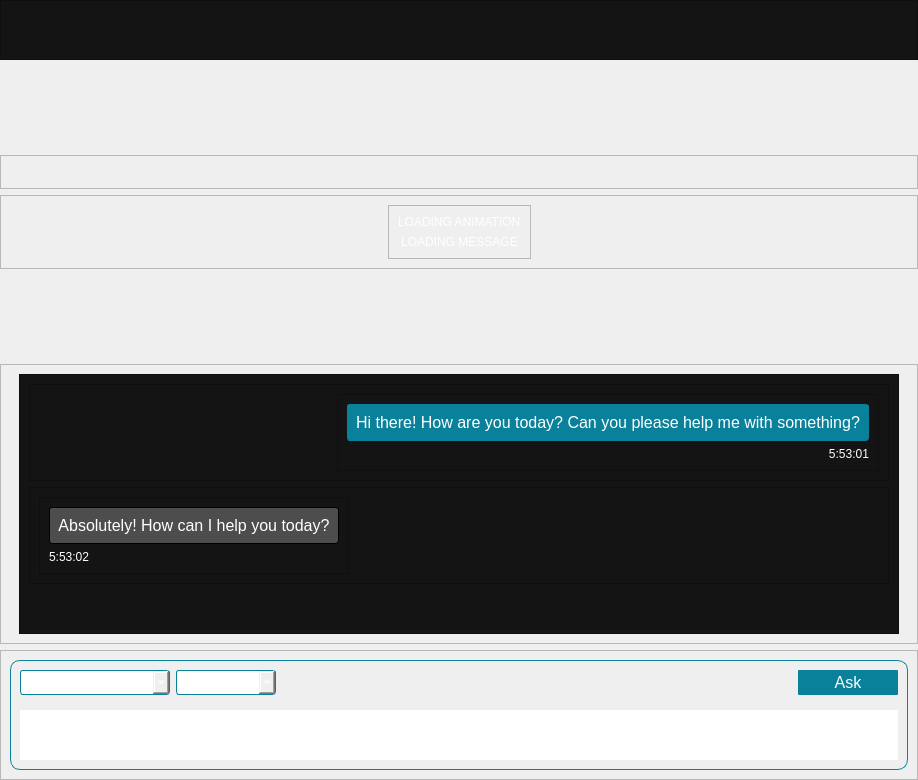
amd/gaia, file interface/form.ui: the form before one commit.
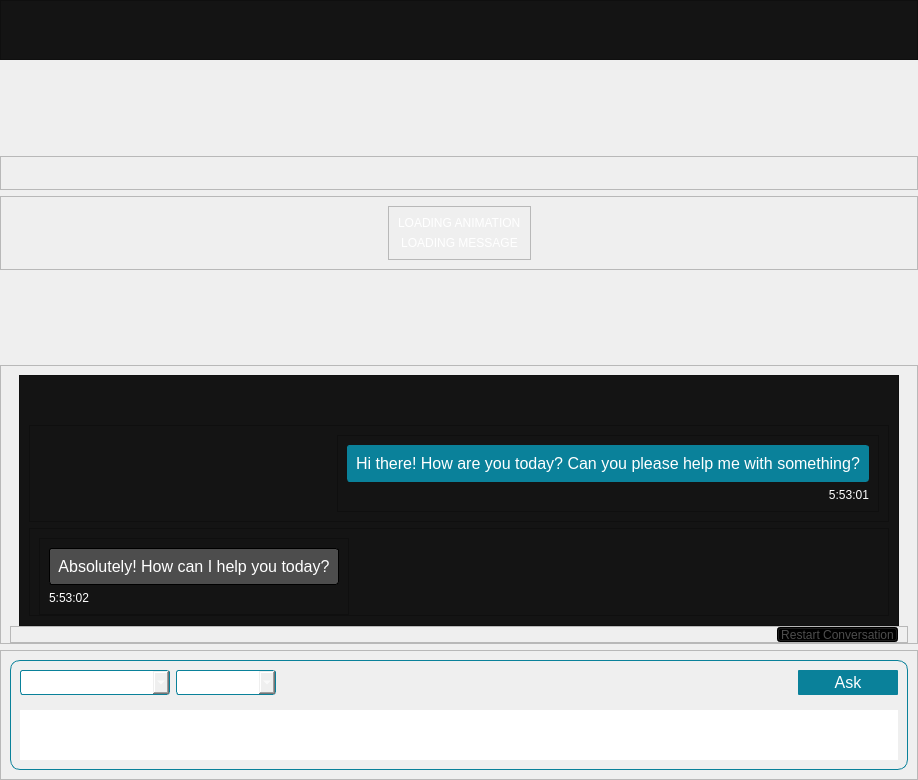
The form after the commit. Icons and pictures are not drawn.

Commit message: Restarting conversation on a click

```diff
--- a/interface/form.ui
+++ b/interface/form.ui
@@ -269,6 +269,12 @@
       <enum>QFrame::Raised</enum>
      </property>
      <layout class="QVBoxLayout" name="verticalLayout_5">
+      <property name="spacing">
+       <number>0</number>
+      </property>
+      <property name="bottomMargin">
+       <number>0</number>
+      </property>
       <item>
        <widget class="QScrollArea" name="scrollArea">
         <property name="styleSheet">
@@ -306,7 +312,7 @@
            <x>0</x>
            <y>0</y>
            <width>898</width>
-           <height>251</height>
+           <height>249</height>
           </rect>
          </property>
          <layout class="QVBoxLayout" name="verticalLayout_6">
@@ -331,6 +337,22 @@
              <enum>QFrame::Raised</enum>
             </property>
             <layout class="QVBoxLayout" name="boardLayout">
+             <property name="bottomMargin">
+              <number>9</number>
+             </property>
+             <item>
+              <spacer name="verticalSpacer">
+               <property name="orientation">
+                <enum>Qt::Vertical</enum>
+               </property>
+               <property name="sizeHint" stdset="0">
+                <size>
+                 <width>20</width>
+                 <height>40</height>
+                </size>
+               </property>
+              </spacer>
+             </item>
              <item>
               <widget class="QFrame" name="sampleCard_1">
                <property name="frameShape">
@@ -415,6 +437,9 @@
                 <enum>QFrame::Raised</enum>
                </property>
                <layout class="QHBoxLayout" name="horizontalLayout_5">
+                <property name="bottomMargin">
+                 <number>0</number>
+                </property>
                 <item>
                  <widget class="QFrame" name="frame_7">
                   <property name="frameShape">
@@ -481,19 +506,6 @@
                </layout>
               </widget>
              </item>
-             <item>
-              <spacer name="verticalSpacer">
-               <property name="orientation">
-                <enum>Qt::Vertical</enum>
-               </property>
-               <property name="sizeHint" stdset="0">
-                <size>
-                 <width>20</width>
-                 <height>40</height>
-                </size>
-               </property>
-              </spacer>
-             </item>
             </layout>
            </widget>
           </item>
@@ -501,6 +513,84 @@
         </widget>
        </widget>
       </item>
+      <item>
+       <widget class="QFrame" name="frame">
+        <property name="styleSheet">
+         <string notr="true"/>
+        </property>
+        <property name="frameShape">
+         <enum>QFrame::StyledPanel</enum>
+        </property>
+        <property name="frameShadow">
+         <enum>QFrame::Raised</enum>
+        </property>
+        <layout class="QHBoxLayout" name="horizontalLayout_7">
+         <property name="topMargin">
+          <number>0</number>
+         </property>
+         <property name="bottomMargin">
+          <number>0</number>
+         </property>
+         <item>
+          <spacer name="horizontalSpacer_7">
+           <property name="orientation">
+            <enum>Qt::Horizontal</enum>
+           </property>
+           <property name="sizeHint" stdset="0">
+            <size>
+             <width>40</width>
+             <height>0</height>
+            </size>
+           </property>
+          </spacer>
+         </item>
+         <item>
+          <widget class="QPushButton" name="restart">
+           <property name="maximumSize">
+            <size>
+             <width>16777215</width>
+             <height>15</height>
+            </size>
+           </property>
+           <property name="font">
+            <font>
+             <pointsize>9</pointsize>
+            </font>
+           </property>
+           <property name="styleSheet">
+            <string notr="true">QPushButton {
+    color: rgb(77, 77, 77);
+     border-color: rgb(0, 0, 0); 
+    background-color: rgb(0, 0, 0); 
+    border-color: rgb(0, 0, 0); 
+    qproperty-icon: url(&quot;:/img/refresh.png&quot;);
+}
+
+QPushButton:hover {
+    color: rgb(255, 255, 255); 
+    background-color: rgb(0, 0, 0);
+    border-color: rgb(0, 0, 0); 
+}
+</string>
+           </property>
+           <property name="text">
+            <string>Restart Conversation</string>
+           </property>
+           <property name="icon">
+            <iconset resource="resource.qrc">
+             <normaloff>:/img/refresh.png</normaloff>:/img/refresh.png</iconset>
+           </property>
+           <property name="iconSize">
+            <size>
+             <width>16</width>
+             <height>11</height>
+            </size>
+           </property>
+          </widget>
+         </item>
+        </layout>
+       </widget>
+      </item>
      </layout>
     </widget>
    </item>
@@ -532,6 +622,9 @@
       <enum>QFrame::Raised</enum>
      </property>
      <layout class="QVBoxLayout" name="verticalLayout">
+      <property name="topMargin">
+       <number>9</number>
+      </property>
       <item>
        <widget class="QFrame" name="frame_1">
         <property name="font">
```
The commit also changes 6 other files.
